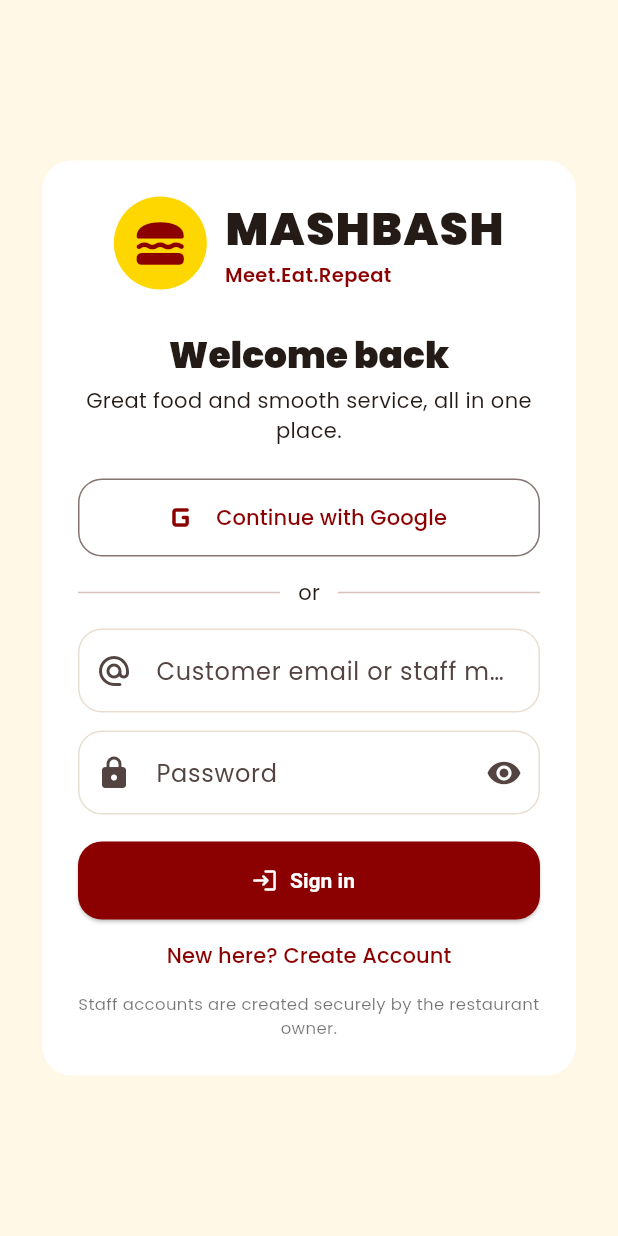
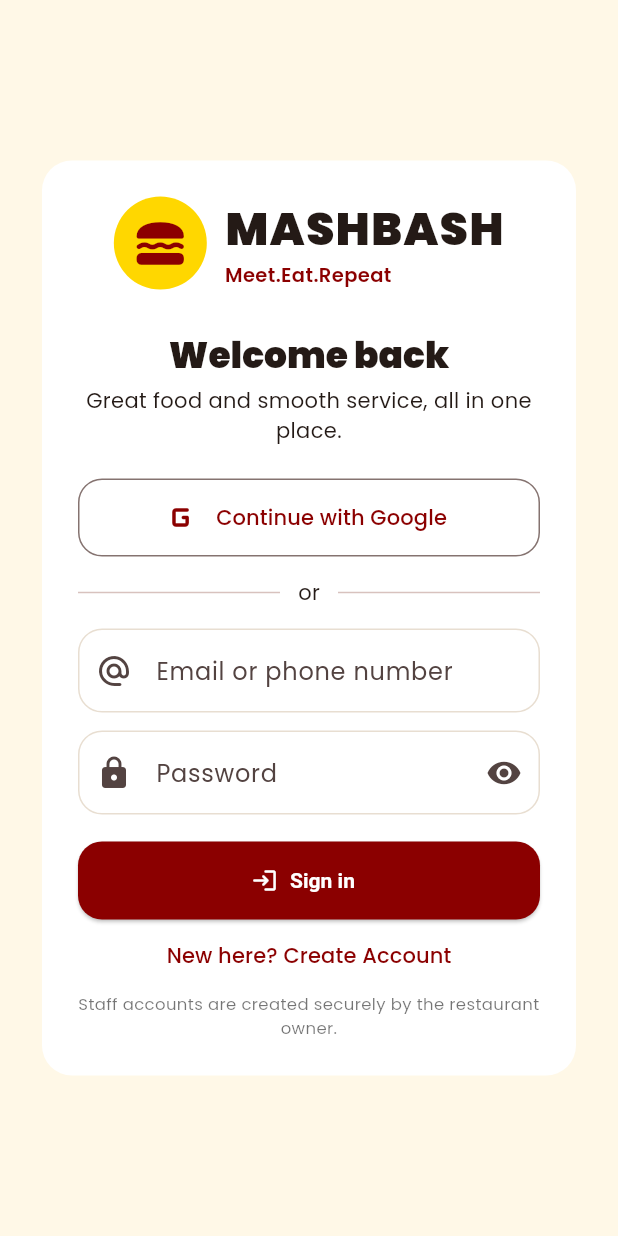
Before and after one commit to thebookkeepers-source/Mashbash, a Flutter app: the screen it shows after launch, on a phone screen of 412 x 824 dp. Run offline on Flutter 3.47's test engine with Material 3 defaults, Android fonts, the phone set to English and light mode, and no system bars; our stand-ins replace cached_network_image, fl_chart, google_fonts, image_picker, lottie, shared_preferences and 1 more; accounts and stored records are empty.

Commit message:
Simplify login identifier label

```diff
--- a/lib/screens/auth/auth_screens.dart
+++ b/lib/screens/auth/auth_screens.dart
@@ -46,7 +46,7 @@ class _LoginScreenState extends State<LoginScreen> {
                           style: OutlinedButton.styleFrom(minimumSize: const Size.fromHeight(52), shape: RoundedRectangleBorder(borderRadius: BorderRadius.circular(16))),
                         ),
                         const Padding(padding: EdgeInsets.symmetric(vertical: 14), child: Row(children: [Expanded(child: Divider()), Padding(padding: EdgeInsets.symmetric(horizontal: 12), child: Text('or')), Expanded(child: Divider())])),
-                        TextFormField(controller: _identifier, keyboardType: TextInputType.emailAddress, validator: Validators.emailOrPhone, decoration: const InputDecoration(labelText: 'Customer email or staff mobile', prefixIcon: Icon(Icons.alternate_email_rounded))),
+                        TextFormField(controller: _identifier, keyboardType: TextInputType.emailAddress, validator: Validators.emailOrPhone, decoration: const InputDecoration(labelText: 'Email or phone number', prefixIcon: Icon(Icons.alternate_email_rounded))),
                         const SizedBox(height: 12),
                         TextFormField(
                           controller: _password,
```
